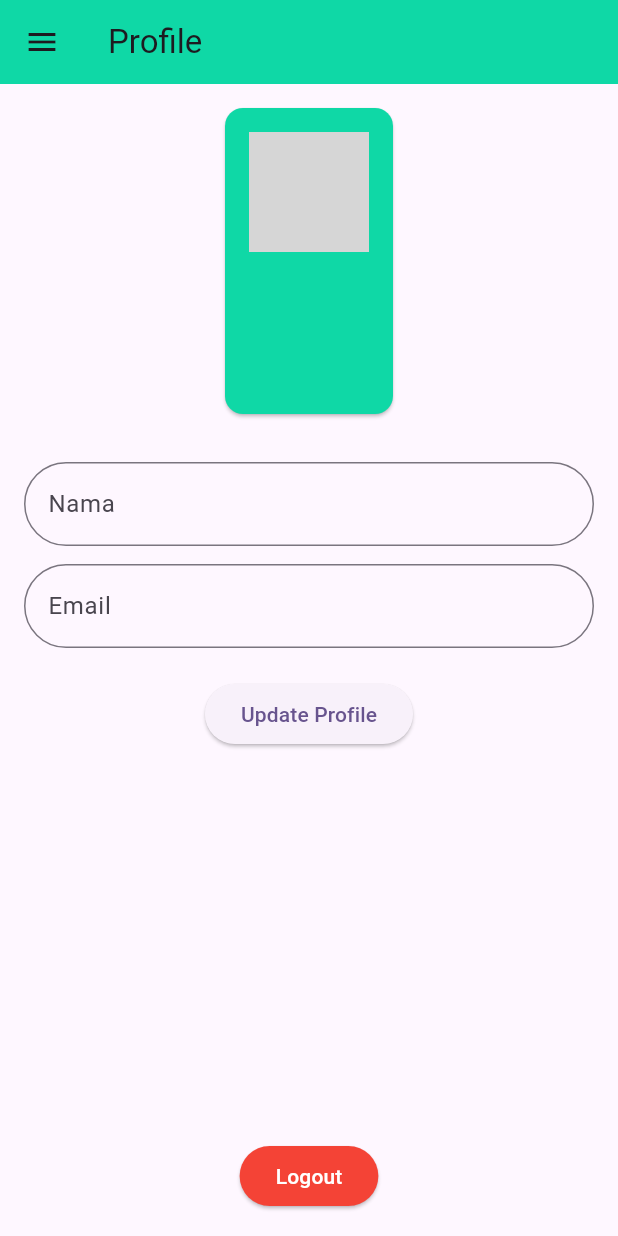
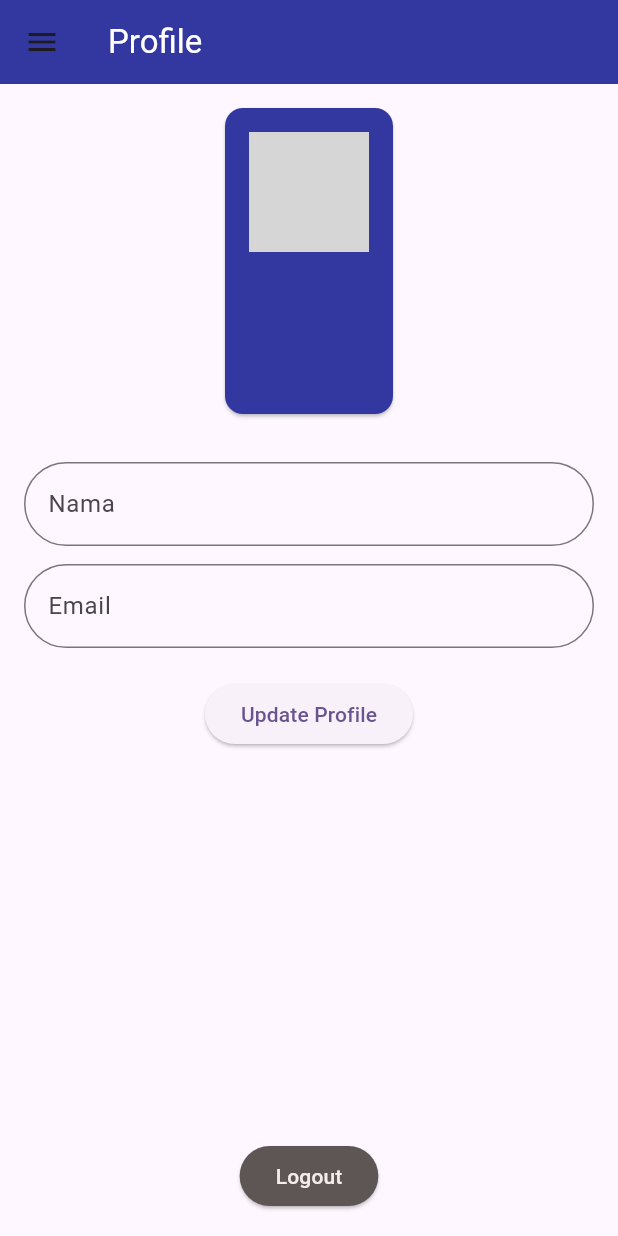
Before and after one commit to HanaDulSet-123/aplikasiAbsen, a Flutter app: the ProfileScreen screen opened by its route, on a phone screen of 412 x 824 dp. Run offline on Flutter 3.47's test engine with Material 3 defaults, Android fonts, the phone set to English and light mode, and no system bars; our stand-ins replace fl_chart, shared_preferences, sqflite; accounts and stored records are empty; grey boxes are pictures that could not be loaded.

Commit message:
Update profile_screen.dart

```diff
--- a/lib/views/profile_screen.dart
+++ b/lib/views/profile_screen.dart
@@ -1,11 +1,11 @@
-import 'package:flutter/material.dart';
 import 'package:apk_absen/dashboard/drawer.dart';
+import 'package:apk_absen/extension/navigation.dart';
 import 'package:apk_absen/models/user.dart';
 import 'package:apk_absen/preference/login.dart';
 import 'package:apk_absen/sqflite/db_helper.dart';
+import 'package:apk_absen/textForm/text_form.dart';
 import 'package:apk_absen/views/login_screen.dart';
-import 'package:apk_absen/textForm/text_form.dart';
-import 'package:apk_absen/extension/navigation.dart';
+import 'package:flutter/material.dart';
 
 class ProfileScreen extends StatefulWidget {
   const ProfileScreen({super.key});
@@ -49,7 +49,7 @@ class _ProfileScreenState extends State<ProfileScreen> {
           currentUser = User(
             id: userId,
             nama: userName ?? 'User',
-            email: userEmail ?? 'No Email'
+            email: userEmail ?? 'No Email',
           );
           isLoading = false;
         });
@@ -81,17 +81,17 @@ class _ProfileScreenState extends State<ProfileScreen> {
       currentUser = updatedUser;
     });
 
-    ScaffoldMessenger.of(context).showSnackBar(
-      SnackBar(content: Text('Profile berhasil diupdate')),
-    );
+    ScaffoldMessenger.of(
+      context,
+    ).showSnackBar(SnackBar(content: Text('Profile berhasil diupdate')));
   }
 
   @override
   Widget build(BuildContext context) {
     return Scaffold(
       appBar: AppBar(
-        title: Text("Profile"),
-        backgroundColor: const Color.fromARGB(255, 15, 216, 166),
+        title: Text("Profile", style: TextStyle(color: Colors.white)),
+        backgroundColor: const Color(0xFF3338A0),
       ),
       drawer: DrawerMenu(),
       body: isLoading
@@ -104,14 +104,16 @@ class _ProfileScreenState extends State<ProfileScreen> {
                 // Profile Card
                 Card(
                   margin: EdgeInsets.all(16),
-                      color: const Color.fromARGB(255, 15, 216, 166),
+                  color: const Color(0xFF3338A0),
                   child: Padding(
                     padding: const EdgeInsets.all(16.0),
                     child: Column(
                       children: [
                         CircleAvatar(
                           radius: 40,
-                              backgroundImage: AssetImage("assets/images/jiso.jpg"),
+                          backgroundImage: AssetImage(
+                            "assets/images/uniform.jpg",
+                          ),
                         ),
                         SizedBox(height: 16),
                         Text(
@@ -119,15 +121,13 @@ class _ProfileScreenState extends State<ProfileScreen> {
                           style: TextStyle(
                             fontSize: 20,
                             fontWeight: FontWeight.bold,
+                            color: Colors.white,
                           ),
                         ),
                         SizedBox(height: 8),
                         Text(
                           currentUser!.email,
-                              style: TextStyle(
-                                fontSize: 16,
-                                color: Colors.grey[700],
-                              ),
+                          style: TextStyle(fontSize: 16, color: Colors.white),
                         ),
                         SizedBox(height: 16),
                       ],
@@ -147,13 +147,17 @@ class _ProfileScreenState extends State<ProfileScreen> {
                         ),
                         SizedBox(height: 12),
                         TextFormConst(
-                              controller: emailController..text = currentUser!.email,
+                          controller: emailController
+                            ..text = currentUser!.email,
                           hintText: 'Email',
                         ),
                         SizedBox(height: 20),
                         ElevatedButton(
                           onPressed: _updateUser,
-                              child: Text('Update Profile'),
+                          child: Text(
+                            'Update Profile',
+                          ),
+
                         ),
                       ],
                     ),
@@ -169,11 +173,16 @@ class _ProfileScreenState extends State<ProfileScreen> {
                       context.pushReplacementNamed(Login.id);
                     },
                     style: ElevatedButton.styleFrom(
-                          backgroundColor: Colors.red,
+                      backgroundColor: const Color.fromARGB(255, 94, 86, 85),
                     ),
-                        child: Text("Logout", style: TextStyle(color: Colors.white),),
+                    child: Text(
+                      "Logout",
+                      style: TextStyle(
+                        color: const Color.fromARGB(255, 243, 237, 237),
                       ),
-                    )
+                    ),
+                  ),
+                ),
               ],
             ),
     );
```
Lines whose indentation alone changed are shown as unchanged.
